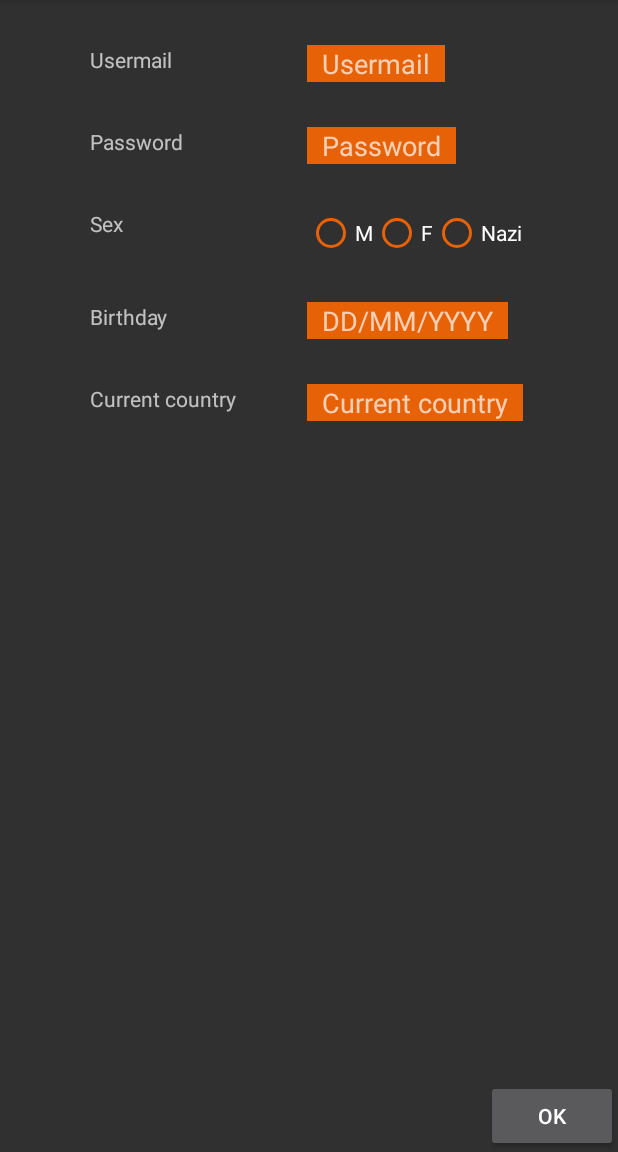
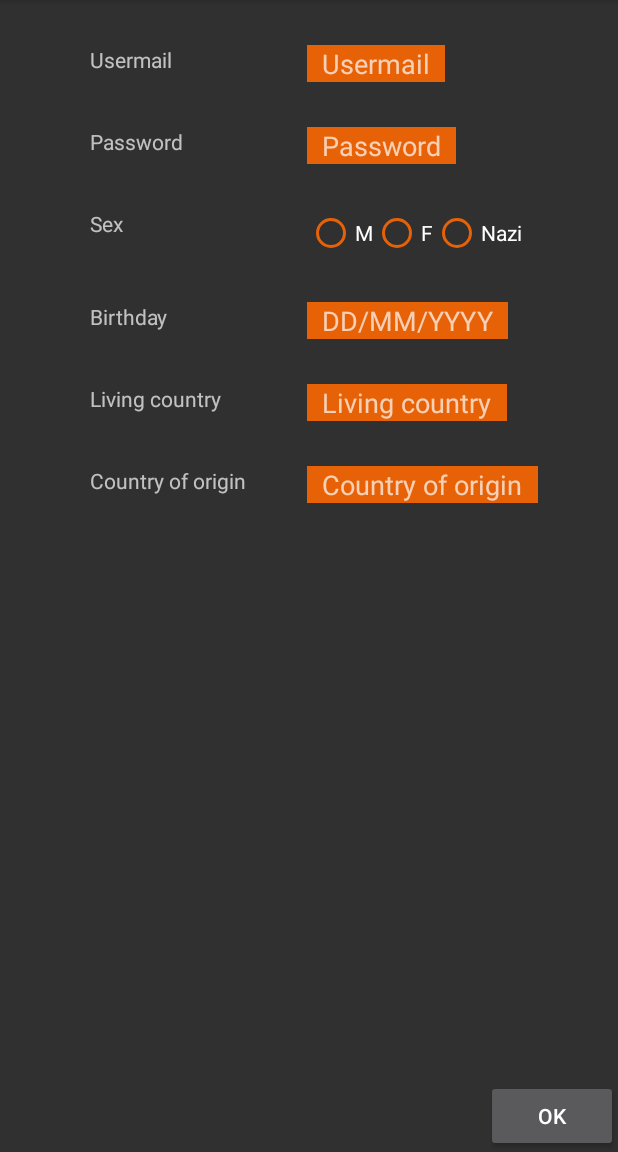
Before and after one commit to lodykas/LINSIF1225-GroupeV-EZMeal, an Android app: the screen it shows after launch (CreateProfile), after a tap on "OK", on a phone screen of 412 x 824 dp, the part 84-1236 px from its top. Run offline under Robolectric (Android 15) with nearby library versions, the light colour scheme and no system bars.

Commit message:
CreateProfile fini. (pas très beau par contre)
-Completion de la classe User
-tests pour vérifier si l'user à rempli tout les champs
-création d'une classe interface avec la bdd
-cette iterface peut écrire un Utilisateur dans la bdd depuis un objet
User
-stocke les nouveaux utilisateurs dans la bdd, ignore si déjà là
-j'ai un peu chippoté aux icones de l'app aussi =D

```diff
--- a/EZMeal/app/src/main/AndroidManifest.xml
+++ b/EZMeal/app/src/main/AndroidManifest.xml
@@ -4,7 +4,7 @@
 
     <application
         android:allowBackup="true"
-        android:icon="@mipmap/ic_launcher"
+        android:icon="@mipmap/ouroborus"
         android:label="@string/app_name"
         android:supportsRtl="true"
         android:theme="@style/AppTheme">
--- a/EZMeal/app/src/main/java/com/lsinf1225/ezmeal/ezmeal/CreateProfile.java
+++ b/EZMeal/app/src/main/java/com/lsinf1225/ezmeal/ezmeal/CreateProfile.java
@@ -8,6 +8,7 @@ import android.widget.EditText;
 import android.widget.RadioButton;
 import android.widget.RadioGroup;
 import android.widget.Toast;
+
 
 /**
  * Created by Lodycas on 21-04-17.
@@ -23,15 +24,24 @@ public class CreateProfile extends AppCompatActivity {
         b.setOnClickListener(new View.OnClickListener() {
             @Override
             public void onClick(View view) {
-                EditText usermail = (EditText) findViewById(R.id.usermailedit);
-                EditText password = (EditText) findViewById(R.id.passwordedit);
+                //I get all the data the user entered
+                String usermail = ((EditText) findViewById(R.id.usermailedit)).getText().toString();
+                String password = ((EditText) findViewById(R.id.passwordedit)).getText().toString();
                 RadioGroup sex = (RadioGroup) findViewById(R.id.sexSelect);
                 RadioButton sexB = (RadioButton) findViewById(sex.getCheckedRadioButtonId());
-                EditText birth = (EditText) findViewById(R.id.birthedit);
-                EditText country = (EditText) findViewById(R.id.countryedit);
+                String birth = ((EditText) findViewById(R.id.birthedit)).getText().toString();
+                String country = ((EditText) findViewById(R.id.countryedit)).getText().toString();
+                String oriCountry = ((EditText) findViewById(R.id.origincountryedit)).getText().toString();
 
-                User user = new User(usermail.getText().toString(), sexB.getText().charAt(0), password.getText().toString(),birth.getText().toString(),country.getText().toString());
-                Toast.makeText(getApplicationContext(), getResources().getString(R.string.Toast1, user.getUser(),user.getSex()), 3000).show();
+                if (usermail == "" || password == "" || birth == "" || country == "" || oriCountry == "" || sexB == null){
+                    Toast.makeText(getApplicationContext(), "All fields are mandatory!", 3000).show();
+                }
+                else {//if everything's complete, I create the object and update the database
+                    User user = new User(usermail, sexB.getText().charAt(0), password, birth, country, oriCountry);
+                    SQLiteManager db = new SQLiteManager(getApplicationContext());
+                    db.addUser(user);
+                    Toast.makeText(getApplicationContext(), "Bienvenue, " + user.getUser() + "!", 3000).show();
+                }
             }
         });
     }
--- a/EZMeal/app/src/main/res/layout/activity_createprofile.xml
+++ b/EZMeal/app/src/main/res/layout/activity_createprofile.xml
@@ -126,6 +126,27 @@
         android:layout_alignLeft="@+id/usermail"
         android:text="@string/country" />
 
+    <EditText
+        android:id="@+id/origincountryedit"
+        android:layout_width="wrap_content"
+        android:layout_height="wrap_content"
+        android:paddingLeft="10dp"
+        android:paddingRight="10dp"
+        android:hint="@string/origincountry"
+        android:inputType="text"
+        android:layout_marginTop="30dp"
+        android:layout_alignLeft="@+id/usermailedit"
+        android:layout_below="@+id/countryedit"
+        android:background="@color/colorAccent"
+        />
+
+    <TextView
+        android:layout_width="wrap_content"
+        android:layout_height="wrap_content"
+        android:layout_alignTop="@+id/origincountryedit"
+        android:layout_alignLeft="@+id/usermail"
+        android:text="@string/origincountry" />
+
     <Button
         android:id="@+id/button101"
         android:layout_width="wrap_content"
--- a/EZMeal/app/src/main/res/values/strings.xml
+++ b/EZMeal/app/src/main/res/values/strings.xml
@@ -3,7 +3,7 @@
     <string name="usermail">Usermail</string>
     <string name="password">Password</string>
     <string name="sex">Sex</string>
-    <string name="country">Current country</string>
+    <string name="country">Living country</string>
     <string name="origincountry">Country of origin</string>
     <string name="birthday">Birthday</string>
     <string name="Toast1">Bienvenue, %1$s, étrange %2$s!</string>
```
Also changed, not shown: EZMeal/app/src/main/java/com/lsinf1225/ezmeal/ezmeal/SQLiteManager.java (added, +105 -0 lines), EZMeal/app/src/main/java/com/lsinf1225/ezmeal/ezmeal/User.java (+7 -4 lines), EZMeal/app/src/main/res/mipmap-hdpi/ouroborus.png (added), EZMeal/app/src/main/res/mipmap-mdpi/ouroborus.png (added), EZMeal/app/src/main/res/mipmap-xhdpi/ouroborus.png (added), EZMeal/app/src/main/res/mipmap-xxhdpi/ouroborus.png (added), EZMeal/app/src/main/res/mipmap-xxxhdpi/ouroborus.png (added).
